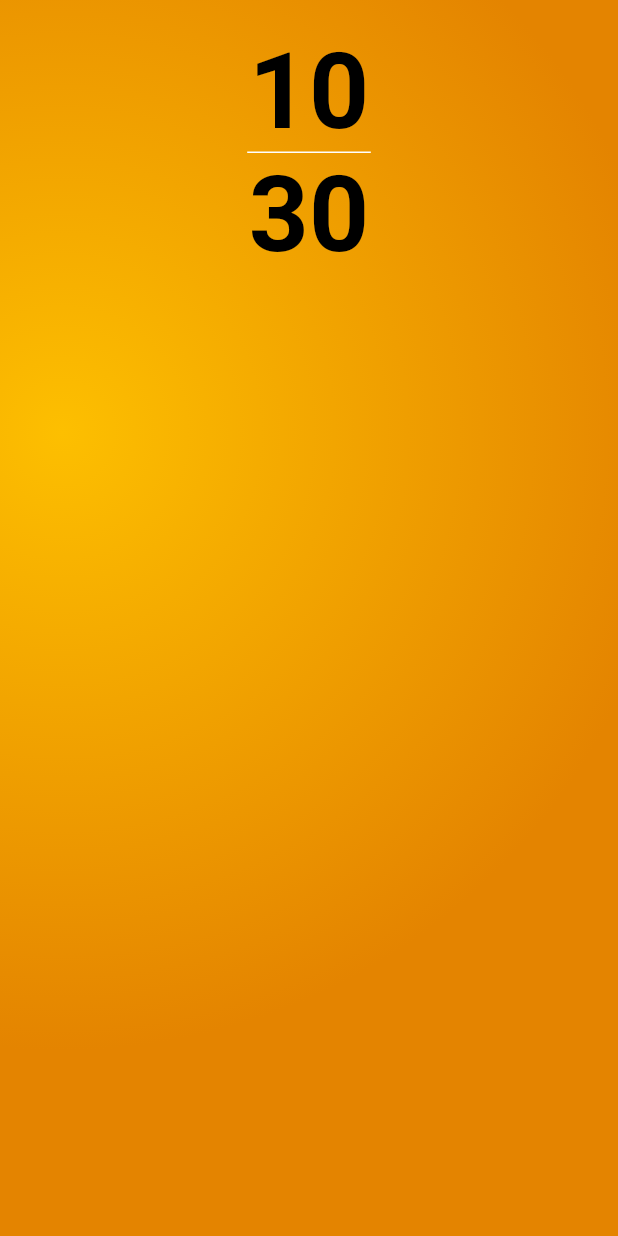
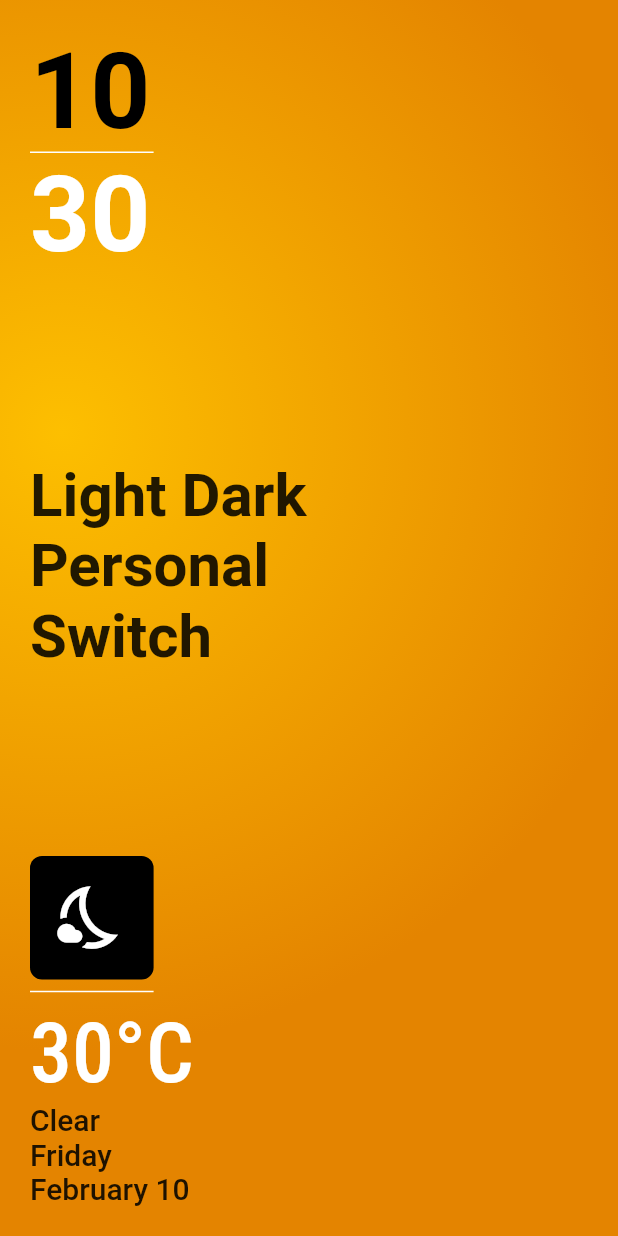
Before and after one commit to john-muinde/clock-dark-light-theme, a Flutter app: the screen it shows after launch, on a phone screen of 412 x 824 dp. Run offline on Flutter 3.47's test engine with Material 2 defaults, Android fonts, the phone set to English and light mode, and no system bars; our stand-ins replace google_fonts.

Commit message:
finished the first ui part of the clock, weather, date time column

```diff
--- /dev/null
+++ b/lib/home_screen.dart
@@ -0,0 +1,116 @@
+import 'package:flutter/material.dart';
+import 'package:intl/intl.dart';
+
+import 'app_theme.dart';
+import 'constants/constants.dart';
+
+class HomeScreen extends StatefulWidget {
+  const HomeScreen({super.key});
+
+  @override
+  State<HomeScreen> createState() => _HomeScreenState();
+}
+
+class _HomeScreenState extends State<HomeScreen> {
+  @override
+  Widget build(BuildContext context) {
+    final Size size = MediaQuery.of(context).size;
+    return Scaffold(
+      body: Container(
+        decoration: BoxDecoration(
+          gradient: RadialGradient(
+            center: const Alignment(-0.8, -0.3),
+            radius: 1,
+            colors:
+                ThemeProvider(isLightTheme: true).themeMode().gradientColors!,
+          ),
+        ),
+        child: Stack(
+          fit: StackFit.expand,
+          children: [
+            SafeArea(
+              child: Padding(
+                padding: const EdgeInsets.all(20.0),
+                child: Column(
+                  crossAxisAlignment: CrossAxisAlignment.start,
+                  children: [
+                    Text(
+                      DateTime.now().hour.toString(),
+                      style: Theme.of(context).textTheme.displayLarge,
+                    ),
+                    SizedBox(
+                      width: size.width * .2,
+                      child: const Divider(
+                        height: 0,
+                        thickness: 1,
+                        color: AppColors.white,
+                      ),
+                    ),
+                    Text(
+                      DateTime.now().minute.toString(),
+                      style: Theme.of(context)
+                          .textTheme
+                          .displayLarge!
+                          .copyWith(color: AppColors.white),
+                    ),
+                    const Spacer(),
+                    const Text(
+                      "Light Dark\nPersonal\nSwitch",
+                      style: TextStyle(
+                        fontSize: 40,
+                        fontWeight: FontWeight.bold,
+                      ),
+                    ),
+                    const Spacer(),
+                    Container(
+                      width: size.width * .2,
+                      height: size.width * .2,
+                      decoration: BoxDecoration(
+                        color: ThemeProvider(isLightTheme: true)
+                            .themeMode()
+                            .switchColor,
+                        borderRadius: BorderRadius.circular(8),
+                      ),
+                      child: const Icon(
+                        Icons.nights_stay_outlined,
+                        size: 50,
+                        color: AppColors.white,
+                      ),
+                    ),
+                    SizedBox(
+                      width: size.width * .2,
+                      child: const Divider(
+                        // height: 0,
+                        thickness: 1,
+                        color: AppColors.white,
+                      ),
+                    ),
+                    Text(
+                      "30\u00B0C",
+                      style:
+                          Theme.of(context).textTheme.displayMedium!.copyWith(
+                                color: AppColors.white,
+                              ),
+                    ),
+                    Text(
+                      "Clear",
+                      style: Theme.of(context).textTheme.titleLarge,
+                    ),
+                    Text(
+                      DateFormat('EEEE').format(DateTime.now()),
+                      style: Theme.of(context).textTheme.titleLarge,
+                    ),
+                    Text(
+                      DateFormat('MMMM d').format(DateTime.now()),
+                      style: Theme.of(context).textTheme.titleLarge,
+                    )
+                  ],
+                ),
+              ),
+            ),
+          ],
+        ),
+      ),
+    );
+  }
+}
--- a/lib/main.dart
+++ b/lib/main.dart
@@ -1,7 +1,9 @@
 import 'package:dark_light_theme/app_theme.dart';
 import 'package:flutter/material.dart';
+import 'package:intl/intl.dart';
 
 import 'constants/constants.dart';
+import 'home_screen.dart';
 
 void main() {
   runApp(const MyApp());
@@ -22,59 +24,3 @@ class MyApp extends StatelessWidget {
     );
   }
 }
-
-class HomeScreen extends StatefulWidget {
-  const HomeScreen({super.key});
-
-  @override
-  State<HomeScreen> createState() => _HomeScreenState();
-}
-
-class _HomeScreenState extends State<HomeScreen> {
-  @override
-  Widget build(BuildContext context) {
-    final Size size = MediaQuery.of(context).size;
-    return Scaffold(
-      body: Container(
-        decoration: BoxDecoration(
-          gradient: RadialGradient(
-            center: const Alignment(-0.8, -0.3),
-            radius: 1,
-            colors:
-                ThemeProvider(isLightTheme: true).themeMode().gradientColors!,
-          ),
-        ),
-        child: Stack(
-          fit: StackFit.expand,
-          children: [
-            SafeArea(
-              child: Padding(
-                padding: const EdgeInsets.all(20.0),
-                child: Column(
-                  children: [
-                    Text(
-                      DateTime.now().hour.toString(),
-                      style: Theme.of(context).textTheme.displayLarge,
-                    ),
-                    SizedBox(
-                      width: size.width * .2,
-                      child: const Divider(
-                        height: 0,
-                        thickness: 1,
-                        color: AppColors.white,
-                      ),
-                    ),
-                    Text(
-                      DateTime.now().minute.toString(),
-                      style: Theme.of(context).textTheme.displayLarge,
-                    ),
-                  ],
-                ),
-              ),
-            ),
-          ],
-        ),
-      ),
-    );
-  }
-}
```
